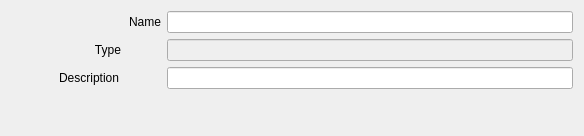
Old version of the form opentoolcontroller/views/NodeEditor.ui in the repository OpenToolController/opentoolcontroller.
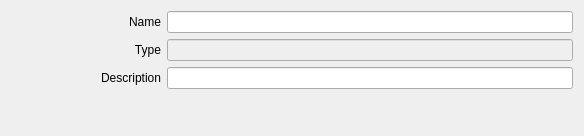
New version of the form.

What changed in the file:
```diff
--- a/opentoolcontroller/views/NodeEditor.ui
+++ b/opentoolcontroller/views/NodeEditor.ui
@@ -64,7 +64,7 @@
       <widget class="QLabel" name="label_3">
        <property name="minimumSize">
         <size>
-         <width>110</width>
+         <width>150</width>
          <height>0</height>
         </size>
        </property>
@@ -96,7 +96,7 @@
       <widget class="QLabel" name="label_2">
        <property name="minimumSize">
         <size>
-         <width>108</width>
+         <width>150</width>
          <height>0</height>
         </size>
        </property>
```
